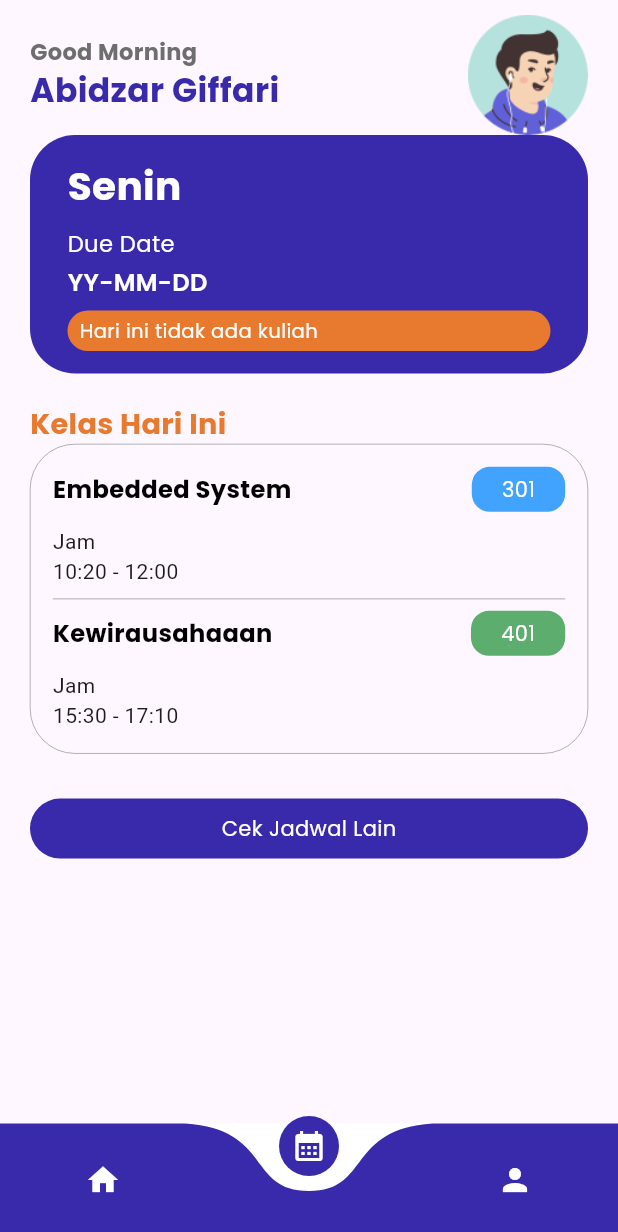
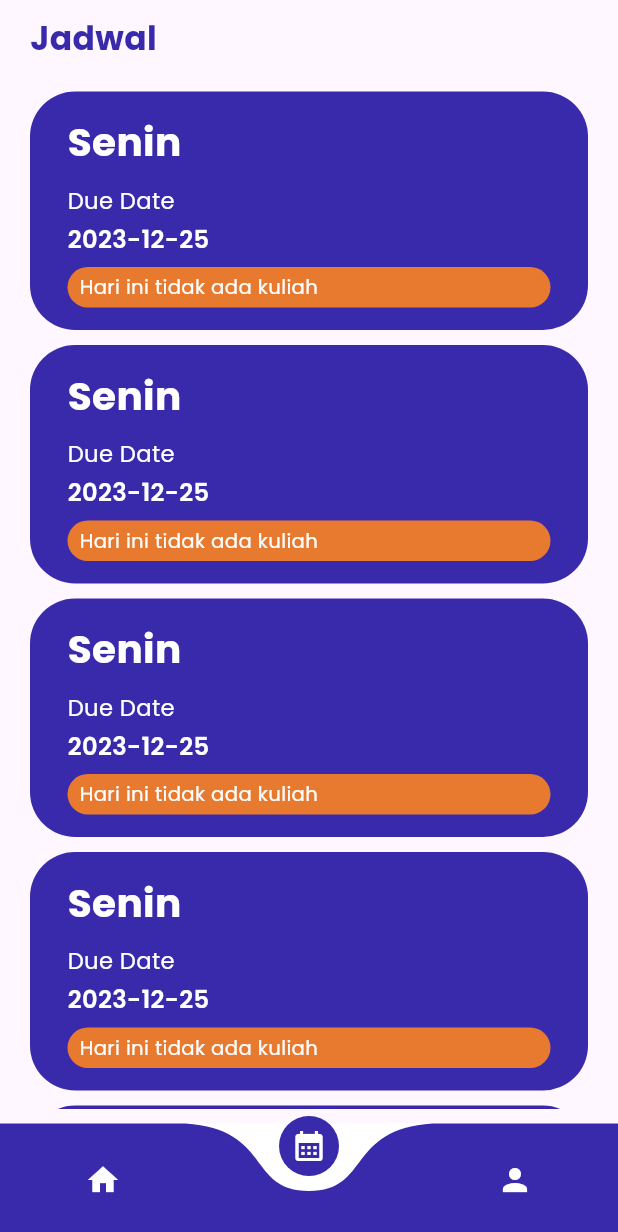
Before and after one commit to Adipurnama7/pantau_belajar, a Flutter app: the screen it shows after launch, item 2 of the bottom bar chosen, on a phone screen of 412 x 824 dp. Shown: the top 1232 px of the screen. Run offline on Flutter 3.47's test engine with Material 3 defaults, Android fonts, the light colour scheme and no system bars; drawn by our look-alikes of curved_navigation_bar; our stand-ins replace google_fonts.

Commit message:
add schedule

```diff
--- a/lib/components/my_button.dart
+++ b/lib/components/my_button.dart
@@ -3,12 +3,13 @@ import 'package:flutter/material.dart';
 class MyButton extends StatelessWidget {
   final Color? color;
   final Widget? child;
-  MyButton({super.key, required this.color, required this.child});
+  final void Function()? onTap;
+  MyButton({super.key, required this.color, required this.child, required this.onTap});
 
   @override
   Widget build(BuildContext context) {
     return GestureDetector(
-      onTap: () {},
+      onTap: onTap,
       child: Container(
         padding: EdgeInsets.symmetric(
           horizontal: 10,
--- /dev/null
+++ b/lib/components/my_custom_card.dart
@@ -0,0 +1,82 @@
+import 'package:flutter/material.dart';
+import 'package:google_fonts/google_fonts.dart';
+
+class MyCustomCard extends StatelessWidget {
+  final String day;
+  final String dueDate;
+  final String message;
+
+  const MyCustomCard({
+    Key? key,
+    required this.day,
+    required this.dueDate,
+    required this.message, required double screenWidth,
+  }) : super(key: key);
+
+  @override
+  Widget build(BuildContext context) {
+    double screenWidth = MediaQuery.of(context).size.width;
+    return Container(
+      padding: const EdgeInsets.symmetric(
+        horizontal: 25,
+        vertical: 15,
+      ),
+      width: screenWidth,
+      decoration: BoxDecoration(
+        color: const Color.fromARGB(255, 57, 42, 171),
+        borderRadius: BorderRadius.circular(30),
+      ),
+      child: Column(
+        crossAxisAlignment: CrossAxisAlignment.start,
+        children: [
+          Text(
+            day,
+            style: GoogleFonts.poppins(
+              fontSize: 26,
+              color: Colors.white,
+              fontWeight: FontWeight.w700,
+            ),
+          ),
+          const SizedBox(height: 10),
+          Text(
+            'Due Date',
+            style: GoogleFonts.poppins(
+              fontSize: 11 + screenWidth * 0.01,
+              color: Colors.white,
+              fontWeight: FontWeight.w400,
+            ),
+          ),
+          const SizedBox(height: 3),
+          Text(
+            dueDate,
+            style: GoogleFonts.poppins(
+              fontSize: 12 + screenWidth * 0.01,
+              color: Colors.white,
+              fontWeight: FontWeight.w600,
+            ),
+          ),
+          const SizedBox(height: 7),
+          Container(
+            width: screenWidth,
+            padding: const EdgeInsets.symmetric(
+              horizontal: 8,
+              vertical: 4,
+            ),
+            decoration: BoxDecoration(
+              color: const Color.fromARGB(255, 232, 122, 48),
+              borderRadius: BorderRadius.circular(30),
+            ),
+            child: Text(
+              message,
+              style: GoogleFonts.poppins(
+                fontSize: 9 + screenWidth * 0.01,
+                color: Colors.white,
+                fontWeight: FontWeight.w400,
+              ),
+            ),
+          ),
+        ],
+      ),
+    );
+  }
+}
--- a/lib/pages/home_page.dart
+++ b/lib/pages/home_page.dart
@@ -1,6 +1,6 @@
 import 'package:flutter/material.dart';
 import 'package:google_fonts/google_fonts.dart';
-import 'package:pantau_belajar/components/my_button.dart';
+import 'package:pantau_belajar/components/my_custom_card.dart';
 
 class HomePage extends StatelessWidget {
   const HomePage({super.key});
@@ -44,67 +44,8 @@ class HomePage extends StatelessWidget {
                   )
                 ],
               ),
-              Container(
-                padding: EdgeInsets.symmetric(
-                  horizontal: 25,
-                  vertical: 15,
-                ),
-                width: screenWidth,
-                decoration: BoxDecoration(
-                  color: Color.fromARGB(255, 57, 42, 171),
-                  borderRadius: BorderRadius.circular(30),
-                ),
-                child: Column(
-                  crossAxisAlignment: CrossAxisAlignment.start,
-                  children: [
-                    Text(
-                      'Senin',
-                      style: GoogleFonts.poppins(
-                        fontSize: 26,
-                        color: Colors.white,
-                        fontWeight: FontWeight.w700,
-                      ),
-                    ),
-                    SizedBox(height: 10),
-                    Text(
-                      'Due Date',
-                      style: GoogleFonts.poppins(
-                        fontSize: 11 + screenWidth * 0.01,
-                        color: Colors.white,
-                        fontWeight: FontWeight.w400,
-                      ),
-                    ),
-                    SizedBox(height: 3),
-                    Text(
-                      'YY-MM-DD',
-                      style: GoogleFonts.poppins(
-                        fontSize: 12 + screenWidth * 0.01,
-                        color: Colors.white,
-                        fontWeight: FontWeight.w600,
-                      ),
-                    ),
-                    SizedBox(height: 7),
-                    Container(
-                      width: screenWidth,
-                      padding: EdgeInsets.symmetric(
-                        horizontal: 8,
-                        vertical: 4,
-                      ),
-                      decoration: BoxDecoration(
-                          color: Color.fromARGB(255, 232, 122, 48),
-                          borderRadius: BorderRadius.circular(30)),
-                      child: Text(
-                        'Hari ini tidak ada kuliah',
-                        style: GoogleFonts.poppins(
-                          fontSize: 9 + screenWidth * 0.01,
-                          color: Colors.white,
-                          fontWeight: FontWeight.w400,
-                        ),
-                      ),
-                    ),
-                  ],
-                ),
-              ),
+              MyCustomCard(
+                  day: 'Senin', dueDate: 'YY-MM-DD', message: 'message', screenWidth: 10,),
               SizedBox(height: 20),
               Text(
                 'Kelas Hari Ini',
@@ -114,6 +55,7 @@ class HomePage extends StatelessWidget {
                   fontWeight: FontWeight.w700,
                 ),
               ),
+              SizedBox(height: 10),
               Container(
                 child: Column(
                   children: [
@@ -162,7 +104,10 @@ class HomePage extends StatelessWidget {
                             children: [
                               Column(
                                 crossAxisAlignment: CrossAxisAlignment.start,
-                                children: [Text('Jam'), Text('10:20 - 12:00')],
+                                children: [
+                                  Text('Jam'),
+                                  Text('10:20 - 12:00'),
+                                ],
                               ),
                             ],
                           ),
@@ -212,11 +157,7 @@ class HomePage extends StatelessWidget {
               SizedBox(
                 height: 30,
               ),
-              MyButton(
-                  color: Color.fromARGB(255, 57, 42, 171),
-                  child: Text('Cek Jadwal Lain', style: GoogleFonts.poppins(
-                    color: Colors.white
-                  ),))
+
             ],
           ),
         ),
--- a/lib/pages/login_page.dart
+++ b/lib/pages/login_page.dart
@@ -61,9 +61,14 @@ class _LoginPageState extends State<LoginPage> {
             SizedBox(height: 30),
             GestureDetector(
               onTap: () {
-                Navigator.push(context, MaterialPageRoute(builder: (context) => HomePage(),));
+                Navigator.push(
+                    context,
+                    MaterialPageRoute(
+                      builder: (context) => HomePage(),
+                    ));
               },
               child: MyButton(
+                onTap: () {},
                 child: Text(
                   'Login',
                   style: TextStyle(
@@ -87,6 +92,7 @@ class _LoginPageState extends State<LoginPage> {
             ),
             SizedBox(height: 20),
             MyButton(
+              onTap: () {},
               child: Row(
                 mainAxisAlignment: MainAxisAlignment.spaceEvenly,
                 children: [
--- a/lib/pages/main_page.dart
+++ b/lib/pages/main_page.dart
@@ -1,6 +1,7 @@
 import 'package:curved_navigation_bar/curved_navigation_bar.dart';
 import 'package:flutter/material.dart';
 import 'package:pantau_belajar/pages/home_page.dart';
+import 'package:pantau_belajar/pages/schedule_page.dart';
 
 class MainPage extends StatefulWidget {
   final int? bottomNavIdx;
@@ -30,8 +31,8 @@ class _MainPageState extends State<MainPage> {
 
   final List<Widget> tabs = [
     HomePage(),
-    HomePage(),
-    HomePage() // Halaman untuk notifikasi
+    SchedulePage(),
+    HomePage(), // Halaman untuk notifikasi
   ];
 
   @override
--- /dev/null
+++ b/lib/pages/schedule_page.dart
@@ -0,0 +1,59 @@
+import 'package:flutter/material.dart';
+import 'package:google_fonts/google_fonts.dart';
+import 'package:pantau_belajar/components/my_custom_card.dart';
+
+class SchedulePage extends StatefulWidget {
+  const SchedulePage({super.key});
+
+  @override
+  State<SchedulePage> createState() => _SchedulePageState();
+}
+
+class _SchedulePageState extends State<SchedulePage> {
+  @override
+  Widget build(BuildContext context) {
+    final screenWidth = MediaQuery.of(context).size.width;
+
+    return SafeArea(
+      child: Scaffold(
+        body: Padding(
+          padding: const EdgeInsets.symmetric(horizontal: 20, vertical: 10),
+          child: SingleChildScrollView(
+            child: Column(
+              crossAxisAlignment: CrossAxisAlignment.start,
+              children: [
+                Text(
+                  "Jadwal",
+                  style: GoogleFonts.poppins(
+                    fontSize: 22,
+                    fontWeight: FontWeight.w700,
+                    color: const Color.fromARGB(255, 57, 42, 171),
+                  ),
+                ),
+                const SizedBox(height: 10),
+                ListView.builder(
+                  itemCount: 6, // Misalnya, ada 6 data jadwal
+                  shrinkWrap: true, // Agar tidak mengambil seluruh tinggi layar
+                  physics: const NeverScrollableScrollPhysics(), // Menghindari konflik scroll
+                  itemBuilder: (context, index) {
+                    return Column(
+                      children: [
+                        const SizedBox(height: 10),
+                        MyCustomCard(
+                          day: 'Senin',
+                          dueDate: '2023-12-25', // Ganti dengan tanggal relevan
+                          message: 'Hari ini tidak ada kuliah',
+                          screenWidth: screenWidth,
+                        ),
+                      ],
+                    );
+                  },
+                ),
+              ],
+            ),
+          ),
+        ),
+      ),
+    );
+  }
+}
```
